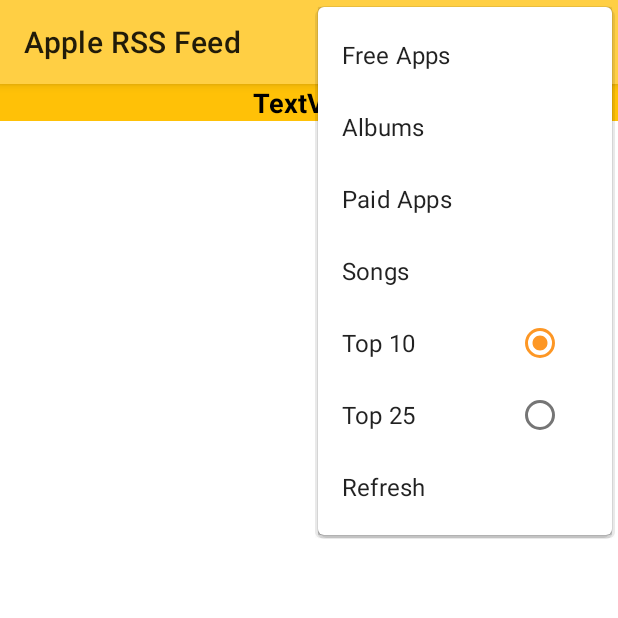
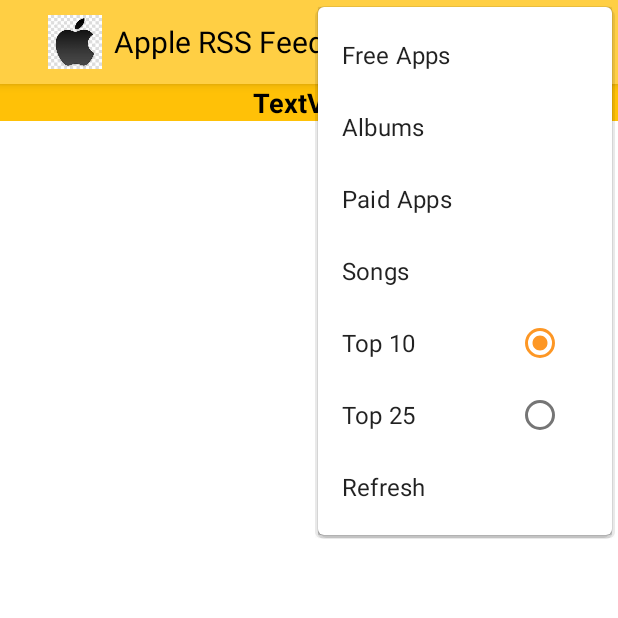
Before and after one commit to anamica08/Android-Kotlin-Training, an Android app: the screen it shows after launch (MainActivity), with the options menu open, on a phone screen of 412 x 824 dp, the top half of it. Run offline under Robolectric (Android 15) with nearby library versions, the phone set to English and light mode, and no system bars; network calls fail.

Commit message:
custom toolbar added

```diff
--- a/AppleRssFeed/app/src/main/java/com/example/applerssfeed/MainActivity.kt
+++ b/AppleRssFeed/app/src/main/java/com/example/applerssfeed/MainActivity.kt
@@ -11,6 +11,7 @@ import android.view.Menu
 import android.view.MenuItem
 import android.widget.ListView
 import android.widget.TextView
+import androidx.appcompat.app.ActionBar
 import androidx.appcompat.app.AppCompatActivity
 import kotlinx.android.synthetic.main.activity_main.*
 import java.net.URL
@@ -38,6 +39,8 @@ class MainActivity : AppCompatActivity() {
     override fun onCreate(savedInstanceState: Bundle?) {
         super.onCreate(savedInstanceState)
         setContentView(R.layout.activity_main)
+        getSupportActionBar()?.setDisplayOptions(ActionBar.DISPLAY_SHOW_CUSTOM);
+        getSupportActionBar()?.setCustomView(R.layout.custom_toolbar);
 
         if (savedInstanceState != null) {
             //Log.d(TAG, "onCreate: Bundle Restored")
--- a/AppleRssFeed/app/src/main/java/com/example/applerssfeed/UrlGenerator.kt
+++ b/AppleRssFeed/app/src/main/java/com/example/applerssfeed/UrlGenerator.kt
@@ -1,7 +1,6 @@
 package com.example.applerssfeed
 
-import android.util.Log
-import com.example.applerssfeed.AppCategory
+
 
 class UrlGenerator {
 
--- a/AppleRssFeed/app/src/main/res/layout/custom_toolbar.xml
+++ b/AppleRssFeed/app/src/main/res/layout/custom_toolbar.xml
@@ -1,6 +1,36 @@
 <?xml version="1.0" encoding="utf-8"?>
-<androidx.constraintlayout.widget.ConstraintLayout
-    xmlns:android="http://schemas.android.com/apk/res/android" android:layout_width="match_parent"
-    android:layout_height="match_parent">
+<androidx.appcompat.widget.Toolbar xmlns:android="http://schemas.android.com/apk/res/android"
+    xmlns:app="http://schemas.android.com/apk/res-auto"
+    android:layout_width="match_parent"
+    android:layout_height="56dp"
+    android:orientation="vertical">
 
-</androidx.constraintlayout.widget.ConstraintLayout>
+    <RelativeLayout
+        android:layout_width="match_parent"
+        android:layout_height="match_parent">
+
+        <LinearLayout
+            android:layout_width="match_parent"
+            android:layout_height="wrap_content"
+            android:layout_centerInParent="true"
+            android:orientation="horizontal">
+
+            <ImageView
+                android:layout_width="36dp"
+                android:layout_height="36dp"
+                android:src="@drawable/download" />
+
+            <TextView
+                android:id="@+id/toolbar_title"
+                android:layout_width="wrap_content"
+                android:layout_height="wrap_content"
+                android:layout_gravity="center"
+                android:layout_marginStart="8dp"
+                android:layout_marginLeft="8dp"
+                android:text="@string/app_name"
+                android:textColor="#000"
+                android:textSize="20sp"
+                 />
+        </LinearLayout>
+    </RelativeLayout>
+</androidx.appcompat.widget.Toolbar>
```
